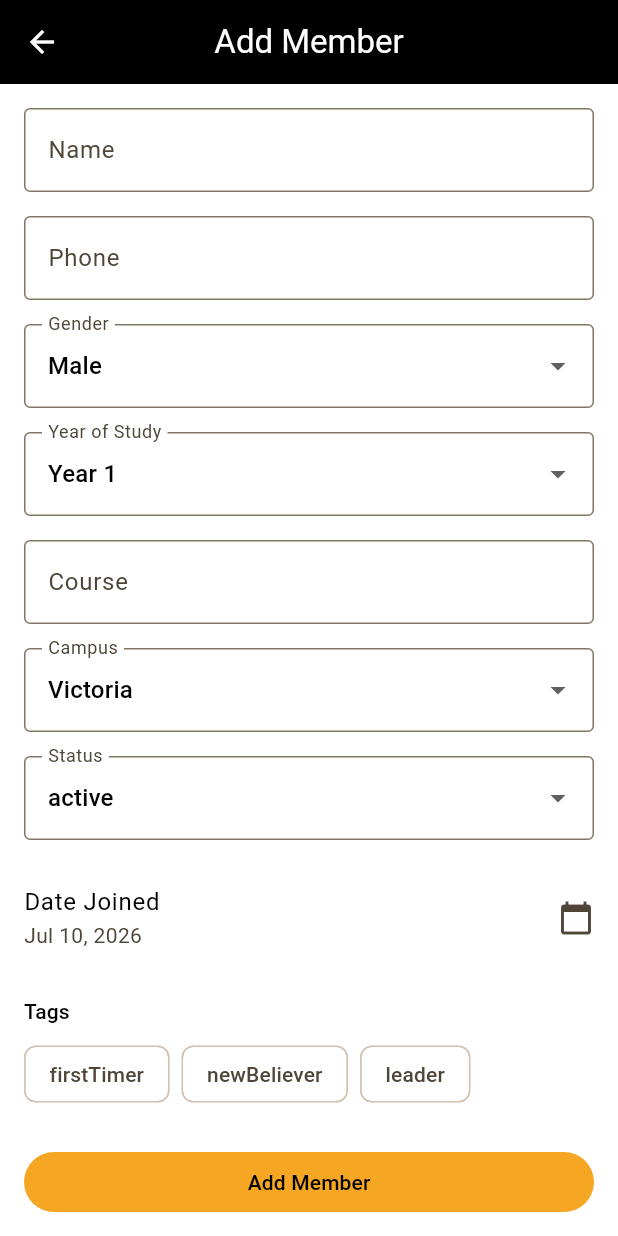
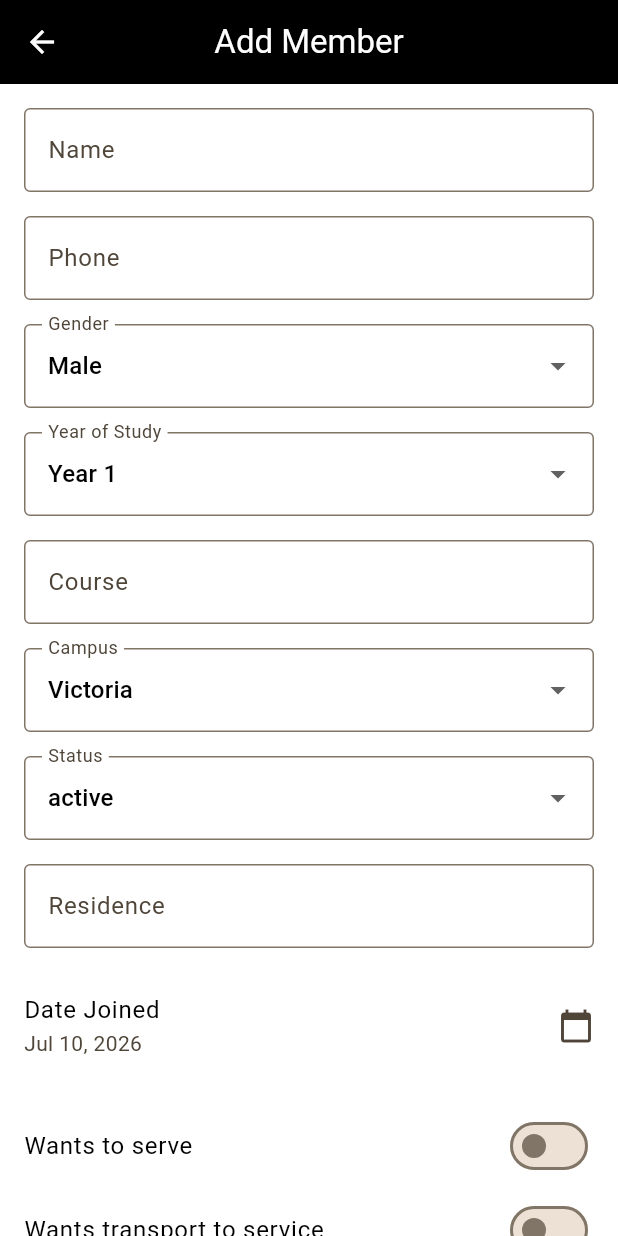
Before and after one commit to EccentricIvan/manifest-fellowship-tracker, a Flutter app: the MemberFormScreen screen opened directly, on a phone screen of 412 x 824 dp. Run offline on Flutter 3.47's test engine with Material 3 defaults, Android fonts, the phone set to English and light mode, and no system bars; our stand-ins replace cloud_firestore, firebase_auth, firebase_core, fl_chart; accounts and stored records are empty.

Commit message:
Add Google Form-to-Firestore sync and extend Member model for its fields
Apps Script (tools/google_form_sync/) upserts /members by phone and
files a pending first-timer follow-up assignment on each form
submission, authenticating as a service account directly against the
Firestore REST API so no Cloud Functions/billing plan is needed.
Member model, register list, and add/edit form now surface the
residence/wantsToServe/wantsTransport fields the form collects.

Co-Authored-By: Claude Sonnet 5 <noreply@anthropic.com>

```diff
--- a/lib/models/member_model.dart
+++ b/lib/models/member_model.dart
@@ -29,6 +29,9 @@ class Member {
   final DateTime dateJoined;
   final MemberStatus status;
   final List<String> tags;
+  final String residence;
+  final bool wantsToServe;
+  final bool wantsTransport;
 
   Member({
     required this.id,
@@ -41,6 +44,9 @@ class Member {
     required this.dateJoined,
     required this.status,
     required this.tags,
+    this.residence = '',
+    this.wantsToServe = false,
+    this.wantsTransport = false,
   });
 
   factory Member.fromDoc(DocumentSnapshot<Map<String, dynamic>> doc) {
@@ -56,6 +62,9 @@ class Member {
       dateJoined: (data['dateJoined'] as Timestamp?)?.toDate() ?? DateTime.now(),
       status: memberStatusFromString(data['status'] as String? ?? '') ?? MemberStatus.active,
       tags: List<String>.from(data['tags'] as List? ?? const []),
+      residence: data['residence'] as String? ?? '',
+      wantsToServe: data['wantsToServe'] as bool? ?? false,
+      wantsTransport: data['wantsTransport'] as bool? ?? false,
     );
   }
 
@@ -70,6 +79,9 @@ class Member {
       'dateJoined': Timestamp.fromDate(dateJoined),
       'status': status.name,
       'tags': tags,
+      'residence': residence,
+      'wantsToServe': wantsToServe,
+      'wantsTransport': wantsTransport,
     };
   }
 }
--- a/lib/screens/member_form_screen.dart
+++ b/lib/screens/member_form_screen.dart
@@ -20,12 +20,15 @@ class _MemberFormScreenState extends State<MemberFormScreen> {
   late final TextEditingController _nameController;
   late final TextEditingController _phoneController;
   late final TextEditingController _courseController;
+  late final TextEditingController _residenceController;
   String _gender = 'Male';
   int _yearOfStudy = 1;
   Campus _campus = Campus.victoria;
   MemberStatus _status = MemberStatus.active;
   late DateTime _dateJoined;
   late Set<String> _tags;
+  bool _wantsToServe = false;
+  bool _wantsTransport = false;
   bool _isSaving = false;
 
   static const _availableTags = ['firstTimer', 'newBeliever', 'leader'];
@@ -37,12 +40,15 @@ class _MemberFormScreenState extends State<MemberFormScreen> {
     _nameController = TextEditingController(text: m?.name ?? '');
     _phoneController = TextEditingController(text: m?.phone ?? '');
     _courseController = TextEditingController(text: m?.course ?? '');
+    _residenceController = TextEditingController(text: m?.residence ?? '');
     _gender = m?.gender ?? 'Male';
     _yearOfStudy = m?.yearOfStudy ?? 1;
     _campus = m?.campus ?? Campus.victoria;
     _status = m?.status ?? MemberStatus.active;
     _dateJoined = m?.dateJoined ?? DateTime.now();
     _tags = {...(m?.tags ?? const [])};
+    _wantsToServe = m?.wantsToServe ?? false;
+    _wantsTransport = m?.wantsTransport ?? false;
   }
 
   @override
@@ -50,6 +56,7 @@ class _MemberFormScreenState extends State<MemberFormScreen> {
     _nameController.dispose();
     _phoneController.dispose();
     _courseController.dispose();
+    _residenceController.dispose();
     super.dispose();
   }
 
@@ -78,6 +85,9 @@ class _MemberFormScreenState extends State<MemberFormScreen> {
         dateJoined: _dateJoined,
         status: _status,
         tags: _tags.toList(),
+        residence: _residenceController.text.trim(),
+        wantsToServe: _wantsToServe,
+        wantsTransport: _wantsTransport,
       );
       final collection = FirebaseFirestore.instance.collection('members');
       if (widget.member == null) {
@@ -170,12 +180,30 @@ class _MemberFormScreenState extends State<MemberFormScreen> {
               },
             ),
             const SizedBox(height: 16),
+            TextFormField(
+              controller: _residenceController,
+              decoration: const InputDecoration(labelText: 'Residence'),
+            ),
+            const SizedBox(height: 16),
             ListTile(
               contentPadding: EdgeInsets.zero,
               title: const Text('Date Joined'),
               subtitle: Text(DateFormat.yMMMd().format(_dateJoined)),
               trailing: const Icon(Icons.calendar_today),
               onTap: _pickDateJoined,
+            ),
+            const SizedBox(height: 16),
+            SwitchListTile(
+              contentPadding: EdgeInsets.zero,
+              title: const Text('Wants to serve'),
+              value: _wantsToServe,
+              onChanged: (v) => setState(() => _wantsToServe = v),
+            ),
+            SwitchListTile(
+              contentPadding: EdgeInsets.zero,
+              title: const Text('Wants transport to service'),
+              value: _wantsTransport,
+              onChanged: (v) => setState(() => _wantsTransport = v),
             ),
             const SizedBox(height: 16),
             Text('Tags', style: Theme.of(context).textTheme.titleSmall),
--- a/lib/screens/members_register_screen.dart
+++ b/lib/screens/members_register_screen.dart
@@ -83,16 +83,27 @@ class _MembersRegisterScreenState extends State<MembersRegisterScreen> {
             separatorBuilder: (_, _) => const Divider(height: 1),
             itemBuilder: (context, index) {
               final member = members[index];
+              final locationParts = [
+                member.campus == Campus.victoria ? 'Victoria' : 'Makerere',
+                if (member.residence.isNotEmpty) member.residence,
+              ];
               return ListTile(
                 title: Text(member.name),
                 subtitle: Text(
-                  '${member.phone} · ${member.campus == Campus.victoria ? 'Victoria' : 'Makerere'} · Year ${member.yearOfStudy}',
+                  '${member.phone} · ${locationParts.join(', ')} · Year ${member.yearOfStudy}',
                 ),
                 trailing: Wrap(
                   spacing: 4,
-                  children: member.tags
-                      .map((t) => Chip(label: Text(t), visualDensity: VisualDensity.compact))
-                      .toList(),
+                  crossAxisAlignment: WrapCrossAlignment.center,
+                  children: [
+                    if (member.wantsToServe)
+                      const Tooltip(message: 'Wants to serve', child: Icon(Icons.volunteer_activism, size: 18)),
+                    if (member.wantsTransport)
+                      const Tooltip(message: 'Wants transport', child: Icon(Icons.directions_bus, size: 18)),
+                    ...member.tags.map(
+                      (t) => Chip(label: Text(t), visualDensity: VisualDensity.compact),
+                    ),
+                  ],
                 ),
                 onTap: () => Navigator.of(context).push(
                   MaterialPageRoute(
```
Also changed, not shown: 3 other files.
